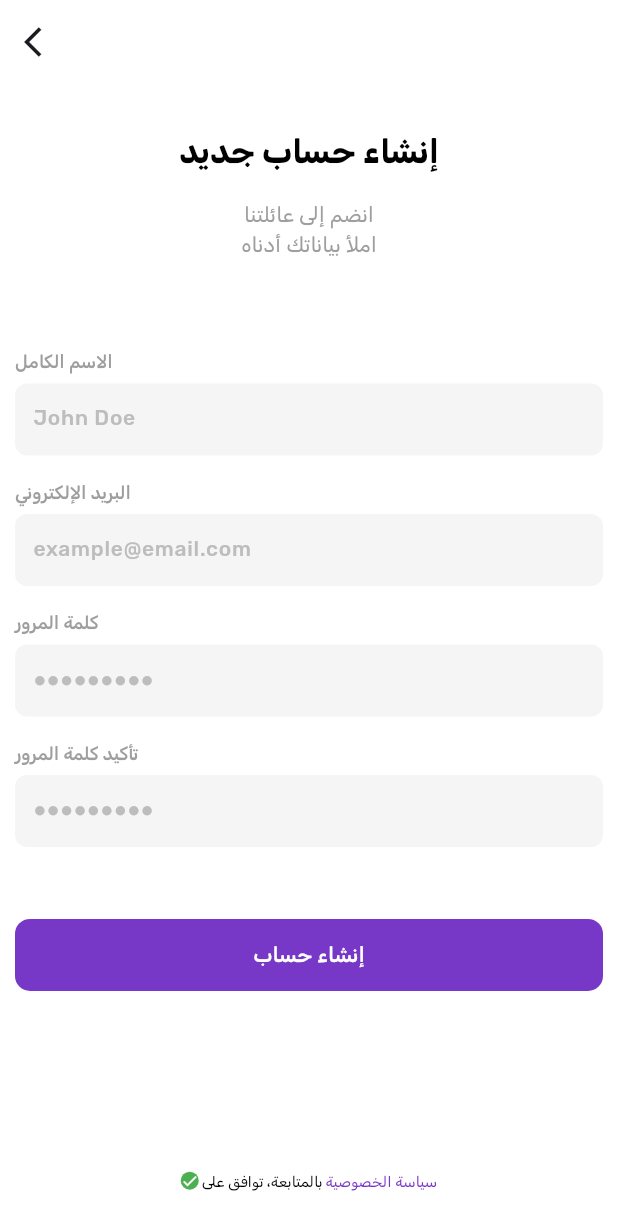
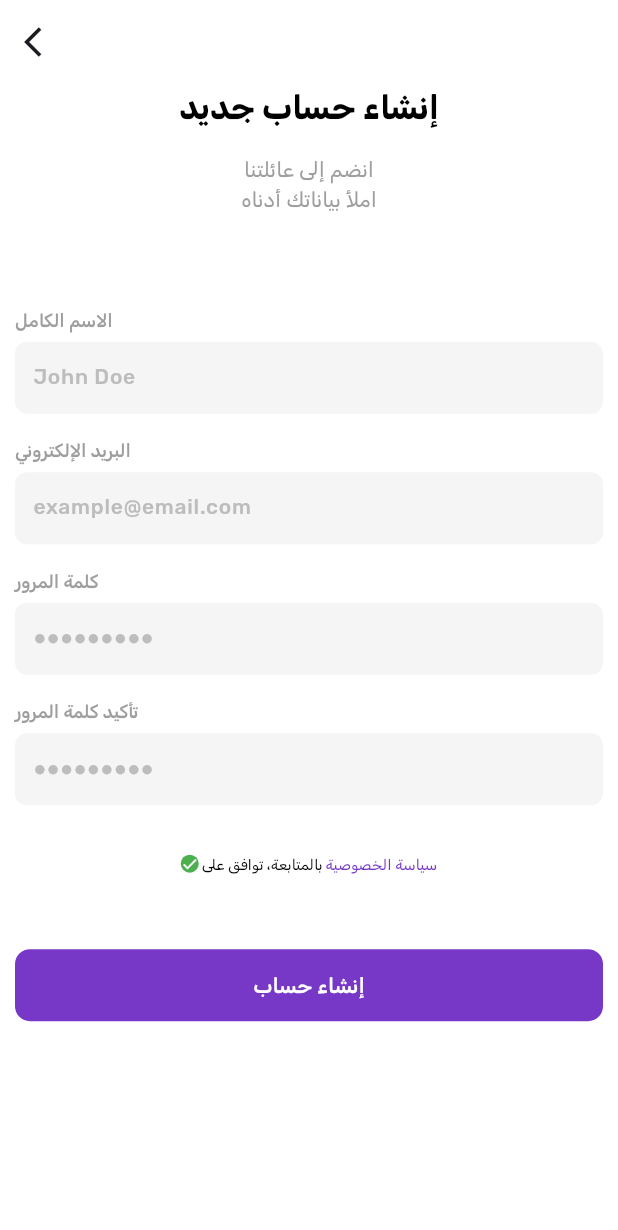
Before and after one commit to Muhammed-Hayr-Ali/Marketna_e-commerce, a Flutter app: the SignUpScreen screen opened directly, on a phone screen of 412 x 824 dp. Shown: the top 1230 px of the screen. Run offline on Flutter 3.47's test engine with Material 3 defaults, Android fonts, the phone set to English and light mode, and no system bars; our stand-ins replace cached_network_image, flutter_holo_date_picker, flutter_rating_bar, flutter_svg, fluttertoast, geolocator and 9 more; missing offline and left inert: date_time_format, flutter_pin_code_fields; accounts and stored records are empty.

Commit message:
Initial commit

```diff
--- a/lib/localization/language/arabic.dart
+++ b/lib/localization/language/arabic.dart
@@ -86,6 +86,8 @@ class Arabic {
     AppException.TOKEN_EXPIRED.message: 'رمز التحقق غير صالح',
     AppException.PASSWORD_UPDATED_SUCCESSFULLY.message:
         'تم تحديث كلمة المرور بنجاح',
+
+    AppException.USER_ALREADY_REGISTERED.message: 'المستخدم مسجل بالفعل',
 
     /// عناوين وأوصاف الشاشات
     'fill_your_details': 'انضم إلى عائلتنا\nاملأ بياناتك أدناه',
@@ -179,7 +181,6 @@ class Arabic {
     'enter_email_for_reset': 'أدخل البريد الإلكتروني لاستعادة كلمة المرور',
     'password_updated_successfully': 'تم تحديث كلمة المرور بنجاح',
     'profile_updated_successfully': 'تم تحديث الملف الشخصي بنجاح',
-    'user_already_registered': 'المستخدم مسجل بالفعل',
     'user_is_banned': 'لقد تم حظر حسابك',
     'are_you_sure_logout': 'هل أنت متأكد أنك تريد تسجيل الخروج؟',
     'password_updated_successfully_response': 'تم تعديل كلمة المرور بنجاح',
--- a/lib/screens/auth_sign_up/sign_up_screen.dart
+++ b/lib/screens/auth_sign_up/sign_up_screen.dart
@@ -3,6 +3,21 @@ import 'package:application/utils/import.dart';
 class SignUpScreen extends StatelessWidget {
   SignUpScreen({super.key});
   final _ = Get.put(SignUpController());
+  final _formKey = GlobalKey<FormState>();
+  final _nameController = TextEditingController();
+  final _emailController = TextEditingController();
+  final _passwordController = TextEditingController();
+  final _confirmPasswordController = TextEditingController();
+
+  Future<void> _signUp() async {
+    final isValid = _formKey.currentState!.validate();
+    if (!isValid) return;
+    await _.signUp(
+      name: _nameController.text.trim(),
+      email: _emailController.text.trim(),
+      password: _passwordController.text.trim(),
+    );
+  }
 
   @override
   Widget build(BuildContext context) {
@@ -13,35 +28,28 @@ class SignUpScreen extends StatelessWidget {
           icon: const Icon(Icons.arrow_back_ios),
         ),
       ),
-      body: Padding(
+      body: SingleChildScrollView(
+        child: Padding(
           padding: const EdgeInsets.symmetric(horizontal: 10.0),
           child: Column(
-          mainAxisAlignment: MainAxisAlignment.spaceAround,
+            mainAxisAlignment: MainAxisAlignment.start,
             children: [
-            Column(
-              children: [
-                CustomText(
-                  ConstantsText.CREATE_ACCOUNT,
-                  fontSize: 22,
-                  fontWeight: FontWeight.bold,
+              /// Title
+              CustomPageTitle(
+                title: ConstantsText.CREATE_ACCOUNT,
+                subtitle: ConstantsText.FILL_YOUR_DETAILS,
+                padding: EdgeInsets.only(bottom: Get.width * 0.15),
               ),
-                const SizedBox(height: 16.0),
-                CustomText(
-                  ConstantsText.FILL_YOUR_DETAILS,
-                  color: Colors.grey,
-                  textAlign: TextAlign.center,
-                ),
-              ],
-            ),
-            Obx(
-              () => Form(
-                key: _.formKey,
+
+              /// Form
+              Form(
+                key: _formKey,
                 child: Column(
                   children: [
                     CustomTextField(
                       label: ConstantsText.FULL_NAME.tr,
                       hintText: ConstantsText.DEFAULT_NAME,
-                      controller: _.nameController,
+                      controller: _nameController,
                       validator: (value) => Validators.name(value!),
                       keyboardType: TextInputType.name,
                     ),
@@ -49,7 +57,7 @@ class SignUpScreen extends StatelessWidget {
                     CustomTextField(
                       label: ConstantsText.EMAIL.tr,
                       hintText: ConstantsText.EXAMPLE_EMAIL,
-                      controller: _.emailController,
+                      controller: _emailController,
                       validator: (value) => Validators.email(value!),
                       keyboardType: TextInputType.emailAddress,
                     ),
@@ -57,11 +65,11 @@ class SignUpScreen extends StatelessWidget {
                     CustomTextField(
                       label: ConstantsText.PASSWORD.tr,
                       hintText: ConstantsText.EXAMPLE_PASSWORD,
-                      controller: _.passwordController,
+                      controller: _passwordController,
                       validator:
                           (value) => Validators.password(
                             value!,
-                            _.confirmPasswordController.text,
+                            _confirmPasswordController.text,
                           ),
                       isPasswordField: true,
                       keyboardType: TextInputType.text,
@@ -70,34 +78,21 @@ class SignUpScreen extends StatelessWidget {
                     CustomTextField(
                       label: ConstantsText.CONFIRM_PASSWORD.tr,
                       hintText: ConstantsText.EXAMPLE_PASSWORD,
-                      controller: _.confirmPasswordController,
+                      controller: _confirmPasswordController,
                       validator:
                           (value) => Validators.confirmPassword(
                             value!,
-                            _.passwordController.text,
+                            _passwordController.text,
                           ),
                       isPasswordField: true,
                       keyboardType: TextInputType.text,
                     ),
-
-                    const SizedBox(height: 48.0),
-
-                    CustomButton(
-                      isLoading: _.isLoading.value,
-                      width: double.infinity,
-                      buttonColor: AppColors.primaryColor,
-                      progressColor: Colors.white,
-                      onPressed: _.signUp,
-                      child: CustomText(
-                        ConstantsText.SIGN_UP,
-                        color: AppColors.white,
-                      ),
-                    ),
                   ],
                 ),
               ),
-            ),
-            SizedBox(),
+
+              /// Terms
+              const SizedBox(height: 32.0),
               Row(
                 mainAxisAlignment: MainAxisAlignment.center,
                 children: [
@@ -119,7 +114,28 @@ class SignUpScreen extends StatelessWidget {
                   ),
                 ],
               ),
+
+              /// Button
+              const SizedBox(height: 50.0),
+              Obx(
+                () => CustomButton(
+                  isLoading: _.isLoading,
+                  width: double.infinity,
+                  buttonColor: AppColors.primaryColor,
+                  progressColor: Colors.white,
+
+                  /// onPressed: _signUp,
+                  /// TODO:: وضيفة تجريبية
+                  onPressed: _.checkLocationPermission,
+                  child: CustomText(
+                    ConstantsText.SIGN_UP,
+                    color: AppColors.white,
+                  ),
+                ),
+              ),
+              const SizedBox(height: 16.0),
             ],
+          ),
         ),
       ),
     );
--- a/lib/screens/auth_update_password/update_password_screen.dart
+++ b/lib/screens/auth_update_password/update_password_screen.dart
@@ -91,7 +91,7 @@ class UpdatePasswordScreen extends StatelessWidget {
                                   (_.verificationCodeErrorMessage).tr,
                                   style: TextStyle(
                                     fontSize: 10,
-                                    color: Colors.red,
+                                    color: AppColors.errorRed,
                                   ),
                                 ),
                               ),
--- a/lib/services/app_exception.dart
+++ b/lib/services/app_exception.dart
@@ -23,6 +23,10 @@ class AppException implements Exception {
   static const PASSWORD_UPDATED_SUCCESSFULLY = AppException(
     'Password updated successfully',
   );
+
+  static const USER_ALREADY_REGISTERED = AppException(
+    'User already registered',
+  );
   @override
   String toString() => 'AppException: $message';
 }
--- a/lib/utils/colors.dart
+++ b/lib/utils/colors.dart
@@ -7,7 +7,5 @@ class AppColors {
   static const Color black = Color(0xFF161616);
   static const Color admiralBlue = Color(0xFF4e5e80);
   static const Color red = Color.fromARGB(255, 255, 0, 0);
-
-
-
+  static const Color errorRed = Color.fromARGB(255, 224, 25, 25);
 }
--- a/lib/widgets/custom_button.dart
+++ b/lib/widgets/custom_button.dart
@@ -152,7 +152,7 @@ class CustomButton extends StatelessWidget {
                                   (errorMessage ?? '').tr,
                                   style: TextStyle(
                                     fontSize: 10,
-                                    color: Colors.red,
+                                    color: AppColors.errorRed,
                                   ),
                                 ),
                               ),
--- a/lib/widgets/custom_text_field.dart
+++ b/lib/widgets/custom_text_field.dart
@@ -218,7 +218,8 @@ class _CustomTextFieldState extends State<CustomTextField> {
                         ),
                       )
                       : null,
-              errorStyle: const TextStyle(fontSize: 10, color: Colors.red),
+              errorStyle: const TextStyle(fontSize: 10, color: AppColors.errorRed,
+              ),
               enabledBorder: buildBorder(),
               focusedBorder: buildBorder(),
               border: buildBorder(),
```
Also changed, not shown: lib/screens/auth_sign_up/controller/signup_controller.dart (+88 -37 lines). Lines whose indentation alone changed are shown as unchanged.
